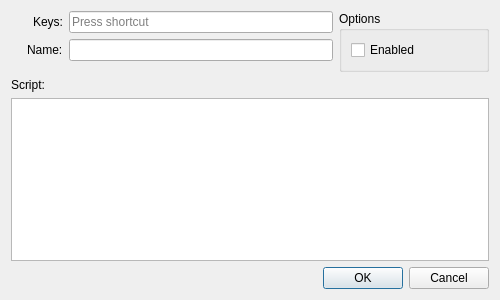
Old version of the form app/dialogaccelerator.ui in the repository jkdoug/mudder.
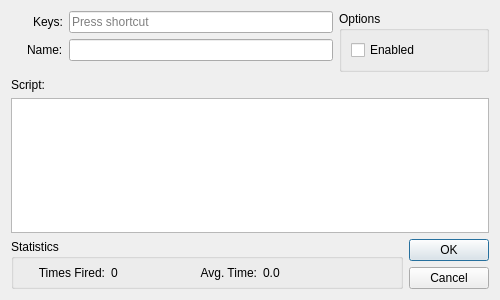
New version of the form. Custom widgets are drawn as their Qt base class.

Commit message: Statistics display for all settings

Diff of the .ui file:
```diff
--- a/app/dialogaccelerator.ui
+++ b/app/dialogaccelerator.ui
@@ -115,14 +115,97 @@
     <widget class="LuaEdit" name="script"/>
    </item>
    <item>
-    <widget class="QDialogButtonBox" name="buttonBox">
-     <property name="orientation">
-      <enum>Qt::Horizontal</enum>
-     </property>
-     <property name="standardButtons">
-      <set>QDialogButtonBox::Cancel|QDialogButtonBox::Ok</set>
-     </property>
-    </widget>
+    <layout class="QHBoxLayout" name="horizontalLayout">
+     <item>
+      <widget class="QGroupBox" name="groupStats">
+       <property name="sizePolicy">
+        <sizepolicy hsizetype="Expanding" vsizetype="Preferred">
+         <horstretch>0</horstretch>
+         <verstretch>0</verstretch>
+        </sizepolicy>
+       </property>
+       <property name="title">
+        <string>Statistics</string>
+       </property>
+       <layout class="QGridLayout" name="gridLayout">
+        <property name="leftMargin">
+         <number>6</number>
+        </property>
+        <property name="topMargin">
+         <number>6</number>
+        </property>
+        <property name="rightMargin">
+         <number>6</number>
+        </property>
+        <property name="bottomMargin">
+         <number>6</number>
+        </property>
+        <item row="0" column="2">
+         <widget class="QLabel" name="labelAvgTime">
+          <property name="maximumSize">
+           <size>
+            <width>65</width>
+            <height>16777215</height>
+           </size>
+          </property>
+          <property name="text">
+           <string>Avg. Time:</string>
+          </property>
+          <property name="alignment">
+           <set>Qt::AlignRight|Qt::AlignTrailing|Qt::AlignVCenter</set>
+          </property>
+         </widget>
+        </item>
+        <item row="0" column="3">
+         <widget class="QLabel" name="avgTime">
+          <property name="text">
+           <string>0.0</string>
+          </property>
+         </widget>
+        </item>
+        <item row="0" column="1">
+         <widget class="QLabel" name="timesFired">
+          <property name="maximumSize">
+           <size>
+            <width>75</width>
+            <height>16777215</height>
+           </size>
+          </property>
+          <property name="text">
+           <string>0</string>
+          </property>
+         </widget>
+        </item>
+        <item row="0" column="0">
+         <widget class="QLabel" name="labelTimesFired">
+          <property name="maximumSize">
+           <size>
+            <width>85</width>
+            <height>16777215</height>
+           </size>
+          </property>
+          <property name="text">
+           <string>Times Fired:</string>
+          </property>
+          <property name="alignment">
+           <set>Qt::AlignRight|Qt::AlignTrailing|Qt::AlignVCenter</set>
+          </property>
+         </widget>
+        </item>
+       </layout>
+      </widget>
+     </item>
+     <item>
+      <widget class="QDialogButtonBox" name="buttonBox">
+       <property name="orientation">
+        <enum>Qt::Vertical</enum>
+       </property>
+       <property name="standardButtons">
+        <set>QDialogButtonBox::Cancel|QDialogButtonBox::Ok</set>
+       </property>
+      </widget>
+     </item>
+    </layout>
    </item>
   </layout>
  </widget>
```
Left out of the diff: 1 changed line with no effect on the pictures. The commit also changes 6 other files.
